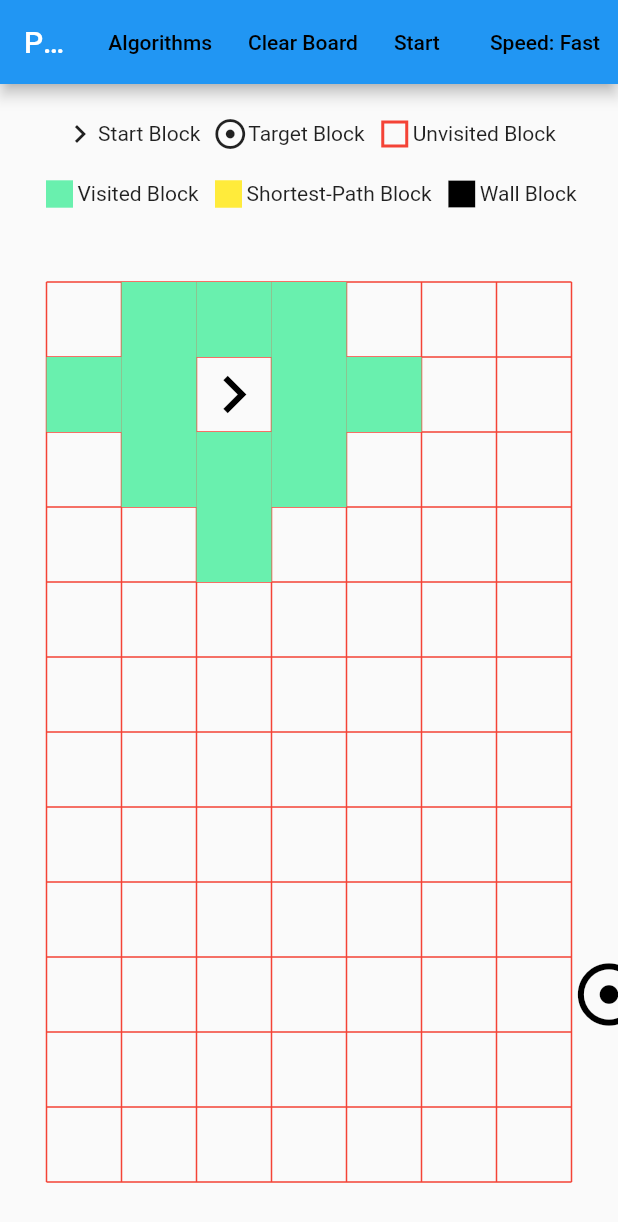
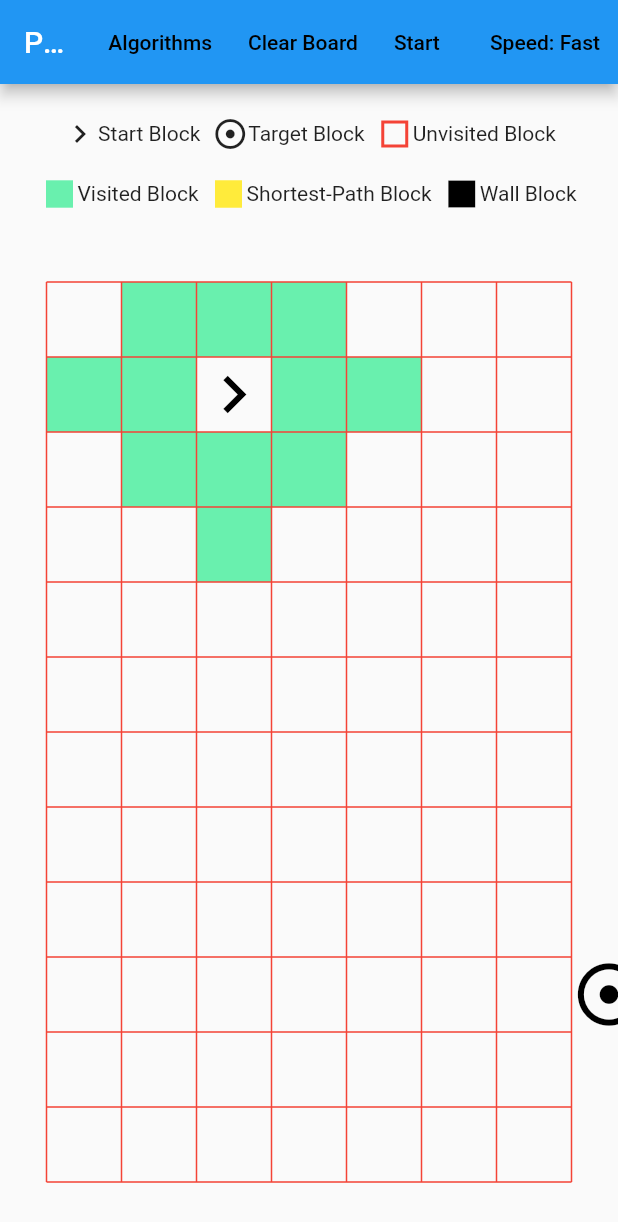
Before and after one commit to nowhh01/pathfinding-visualizer, a Flutter app: the screen it shows after launch, after a tap on "Algorithms", after a tap on "Breadth-First Search", after a tap on "Start", on a phone screen of 412 x 824 dp. Shown: the top 1222 px of the screen. Run offline on Flutter 3.47's test engine with Material 2 defaults, Android fonts, the phone set to English and light mode, and no system bars; generated files the repository leaves out were written again.

Commit message:
change block animation

```diff
--- a/lib/src/pages/pathfinding/block.dart
+++ b/lib/src/pages/pathfinding/block.dart
@@ -1,16 +1,20 @@
 import 'package:flutter/material.dart';
-
-import '../../algorithms/breadth_first_search.dart';
 
 class AnimatedBlockWrapper extends StatefulWidget {
   final double width;
   final Offset offset;
   final int animationTimeInMillisec;
-  final NodeType nodeType;
+  final Color startingColor;
+  final Color endingColor;
 
-  const AnimatedBlockWrapper(
-      this.width, this.offset, this.nodeType, this.animationTimeInMillisec,
-      {super.key});
+  const AnimatedBlockWrapper({
+    super.key,
+    required this.width,
+    required this.offset,
+    required this.startingColor,
+    required this.endingColor,
+    required this.animationTimeInMillisec,
+  });
 
   @override
   State<AnimatedBlockWrapper> createState() => _AnimatedBlockWrapperState();
@@ -40,34 +44,13 @@ class _AnimatedBlockWrapperState extends State<AnimatedBlockWrapper>
 
   @override
   Widget build(BuildContext context) {
-    switch (widget.nodeType) {
-      case NodeType.searchedNode:
-        return AnimatedBlock(
-          controller: _controller,
-          width: widget.width,
-          offset: widget.offset,
-          color1: Colors.indigoAccent,
-          color2: Colors.greenAccent,
-        );
-      case NodeType.pathNode:
-        return AnimatedBlock(
-          controller: _controller,
-          width: widget.width,
-          offset: widget.offset,
-          color1: Colors.yellowAccent,
-          color2: Colors.yellowAccent,
-        );
-      case NodeType.wallNode:
-        return AnimatedBlock(
-          controller: _controller,
-          width: widget.width,
-          offset: widget.offset,
-          color1: Colors.grey,
-          color2: Colors.black,
-        );
-      default:
-        return Container();
-    }
+    return AnimatedBlock(
+      controller: _controller,
+      width: widget.width,
+      offset: widget.offset,
+      startingColor: widget.startingColor,
+      endingColor: widget.endingColor,
+    );
   }
 }
 
@@ -77,8 +60,8 @@ class AnimatedBlock extends AnimatedWidget {
     required Animation<double> controller,
     required double width,
     required Offset offset,
-    required Color color1,
-    required Color color2,
+    required Color startingColor,
+    required Color endingColor,
   })  : _size = SizeTween(
           begin: const Size(0.0, 0.0),
           end: Size(width * 1.2, width * 1.2),
@@ -87,8 +70,8 @@ class AnimatedBlock extends AnimatedWidget {
             parent: controller,
             curve: const Interval(
               0.0,
-              0.8,
-              curve: Curves.easeInToLinear,
+              0.7,
+              curve: Curves.linear,
             ),
           ),
         ),
@@ -101,20 +84,20 @@ class AnimatedBlock extends AnimatedWidget {
             curve: const Interval(
               0.8,
               1.0,
-              curve: Curves.easeInToLinear,
+              curve: Curves.linear,
             ),
           ),
         ),
-        color = ColorTween(
-          begin: color1,
-          end: color2,
+        _color = ColorTween(
+          begin: startingColor,
+          end: endingColor,
         ).animate(
           CurvedAnimation(
             parent: controller,
             curve: const Interval(
-              0.0,
+              0.2,
               1.0,
-              curve: Curves.easeInToLinear,
+              curve: Curves.easeInOutBack,
             ),
           ),
         ),
@@ -126,8 +109,8 @@ class AnimatedBlock extends AnimatedWidget {
             parent: controller,
             curve: const Interval(
               0.0,
-              0.8,
-              curve: Curves.easeInToLinear,
+              0.7,
+              curve: Curves.linear,
             ),
           ),
         ),
@@ -140,7 +123,20 @@ class AnimatedBlock extends AnimatedWidget {
             curve: const Interval(
               0.8,
               1.0,
-              curve: Curves.easeInToLinear,
+              curve: Curves.linear,
+            ),
+          ),
+        ),
+        _radius = Tween<double>(
+          begin: width / 4,
+          end: 0,
+        ).animate(
+          CurvedAnimation(
+            parent: controller,
+            curve: const Interval(
+              0.6,
+              0.8,
+              curve: Curves.easeInQuad,
             ),
           ),
         ),
@@ -150,7 +146,8 @@ class AnimatedBlock extends AnimatedWidget {
   final Animation<Size?> _sizeForSubtraction;
   final Animation<Offset> _offset;
   final Animation<Offset> _offsetForAddition;
-  final Animation<Color?> color;
+  final Animation<Color?> _color;
+  final Animation<double> _radius;
 
   @override
   Widget build(BuildContext context) {
@@ -162,9 +159,10 @@ class AnimatedBlock extends AnimatedWidget {
     return BlockPaint(
       size: size,
       sizeForSubtraction: sizeForSubtraction,
-      color: color.value!,
+      color: _color.value!,
       offset: offset,
       offsetForAddition: offsetForAddition,
+      radius: _radius.value,
     );
   }
 }
@@ -174,6 +172,7 @@ class BlockPaint extends StatelessWidget {
     super.key,
     required this.size,
     required this.offset,
+    this.radius = 0,
     this.color = Colors.black,
     this.icon,
     this.sizeForSubtraction = Size.zero,
@@ -186,6 +185,7 @@ class BlockPaint extends StatelessWidget {
   final Offset offset;
   final Offset offsetForAddition;
   final IconData? icon;
+  final double radius;
 
   @override
   Widget build(BuildContext context) {
@@ -193,6 +193,7 @@ class BlockPaint extends StatelessWidget {
       painter: BlockPainter(
           size.width - sizeForSubtraction.width,
           size.height - sizeForSubtraction.width,
+          radius,
           color,
           offset.dx + offsetForAddition.dx,
           offset.dy + offsetForAddition.dy,
@@ -208,8 +209,10 @@ class BlockPainter extends CustomPainter {
   final double xPos;
   final double yPos;
   final IconData? icon;
+  final double radius;
 
-  BlockPainter(this.width, this.height, this.color, this.xPos, this.yPos,
+  BlockPainter(
+      this.width, this.height, this.radius, this.color, this.xPos, this.yPos,
       [this.icon]);
 
   @override
@@ -227,9 +230,12 @@ class BlockPainter extends CustomPainter {
         ..strokeWidth = 5
         ..color = color
         ..style = PaintingStyle.fill;
-      final square = Rect.fromLTWH(xPos, yPos, width, height);
+      final rrect = RRect.fromRectAndRadius(
+        Rect.fromLTWH(xPos, yPos, width, height),
+        Radius.circular(radius),
+      );
 
-      canvas.drawRect(square, paint);
+      canvas.drawRRect(rrect, paint);
     }
   }
 
--- a/lib/src/pages/pathfinding/board_view.dart
+++ b/lib/src/pages/pathfinding/board_view.dart
@@ -34,31 +34,32 @@ class _BoardViewState extends State<BoardView> {
             _controller.getBlockCount(),
             (i) {
               final block = _controller.getBlock(i);
-              final (row, column) = block.rowColumn;
+              final offset = _getOffset(
+                block.row,
+                block.column,
+                width,
+                height,
+                _widthAdjuster,
+                _heightAdjuster,
+              );
 
               return AnimatedBlockWrapper(
                 key: ObjectKey(block),
-                width,
-                _getOffset(
-                  row,
-                  column,
-                  width,
-                  height,
-                  _widthAdjuster,
-                  _heightAdjuster,
-                ),
-                block.type,
-                _controller.animationTimeInMillisec,
+                width: width,
+                offset: offset,
+                startingColor: block.startingColor,
+                endingColor: block.endingColor,
+                animationTimeInMillisec: _controller.animationTimeInMillisec,
               );
             },
           );
 
           return CustomPaint(
-            painter: BoardPainter(
+            foregroundPainter: BoardPainter(
               width,
               height,
+              _widthAdjuster,
               _heightAdjuster,
-              _widthAdjuster,
             ),
             child: SizedBox(
               width: double.infinity,
@@ -104,8 +105,19 @@ class _BoardViewState extends State<BoardView> {
     final column = (details.localPosition.dx - _widthAdjuster) ~/
         _controller.blockSize.width;
 
-    if (_controller.getNodeType(row, column) == NodeType.none) {
-      _controller.setNodeType(row, column, NodeType.wallNode);
+    switch (_controller.getNodeType(row, column)) {
+      case NodeType.none:
+        _controller.changeNodeType(row, column, NodeType.wallNode);
+        break;
+      case NodeType.wallNode:
+        _controller.changeNodeType(row, column, NodeType.none);
+        break;
+      case NodeType.startingNode:
+      case NodeType.endingNode:
+      case NodeType.searchedNode:
+      case NodeType.pathNode:
+      default:
+        break;
     }
   }
 
@@ -125,11 +137,11 @@ class _BoardViewState extends State<BoardView> {
 class BoardPainter extends CustomPainter {
   final double _width;
   final double _height;
+  final double _widthAdjuster;
   final double _heightAdjuster;
-  final double _widthAdjuster;
 
   BoardPainter(
-      this._width, this._height, this._heightAdjuster, this._widthAdjuster);
+      this._width, this._height, this._widthAdjuster, this._heightAdjuster);
 
   @override
   void paint(Canvas canvas, Size size) {
@@ -165,4 +177,10 @@ class BoardPainter extends CustomPainter {
   bool shouldRepaint(covariant CustomPainter oldDelegate) {
     return false;
   }
+
+  @override
+  bool hitTest(Offset position) {
+    return position.dx - _widthAdjuster >= 0 &&
+        position.dy - _heightAdjuster >= 0;
+  }
 }
--- a/lib/src/pages/pathfinding/pathfinding_controller.dart
+++ b/lib/src/pages/pathfinding/pathfinding_controller.dart
@@ -5,15 +5,28 @@ import '../../algorithms/breadth_first_search.dart';
 enum SpeedType { fast, normal, slow }
 
 class Block {
-  Block(rowColumn, type)
-      : _rowColumn = rowColumn,
-        _type = type;
+  Block(int row, int column, NodeType type, Color startingColor,
+      Color endingColor)
+      : _row = row,
+        _column = column,
+        _type = type,
+        _startingColor = startingColor,
+        _endingColor = endingColor;
 
-  final (int, int) _rowColumn;
-  (int, int) get rowColumn => _rowColumn;
+  final int _row;
+  int get row => _row;
+
+  final int _column;
+  int get column => _column;
 
   final NodeType _type;
   NodeType get type => _type;
+
+  final Color _startingColor;
+  Color get startingColor => _startingColor;
+
+  final Color _endingColor;
+  Color get endingColor => _endingColor;
 }
 
 class PathfindingController extends ChangeNotifier {
@@ -44,15 +57,63 @@ class PathfindingController extends ChangeNotifier {
   Size get blockSize => _blockSize;
 
   NodeType getNodeType(int row, int column) => _graph.nodes[row][column].type;
-  void setNodeType(int row, int column, NodeType type) {
-    _graph.nodes[row][column].type = type;
-    _blocks.add(Block((row, column), type));
+  void changeNodeType(int row, int column, NodeType newType) {
+    final node = _graph.nodes[row][column];
+    if (node.type != newType) {
+      node.type = newType;
 
-    notifyListeners();
+      switch (newType) {
+        case NodeType.none:
+          for (var i = 0; i < _blocks.length; ++i) {
+            if (_blocks[i].row == row && _blocks[i].column == column) {
+              _blocks.removeAt(i);
+              break;
+            }
+          }
+
+          break;
+        case NodeType.wallNode:
+          final (startingColor, endingColor) =
+              getStartingAndEndingColors(newType);
+          _blocks.add(Block(
+            row,
+            column,
+            newType,
+            startingColor,
+            endingColor,
+          ));
+          break;
+        case NodeType.startingNode:
+        case NodeType.endingNode:
+        case NodeType.searchedNode:
+        case NodeType.pathNode:
+        default:
+          break;
+      }
+
+      notifyListeners();
+    }
+  }
+
+  (Color, Color) getStartingAndEndingColors(NodeType type) {
+    switch (type) {
+      case NodeType.searchedNode:
+        return (Colors.indigoAccent, Colors.greenAccent);
+      case NodeType.pathNode:
+        return (Colors.yellowAccent, Colors.yellowAccent);
+      case NodeType.wallNode:
+        return (Colors.grey, Colors.black);
+      default:
+        throw Exception('$type is not defined in getStartingAndEndingColors');
+    }
   }
 
   Block getBlock(int index) => _blocks[index];
   int getBlockCount() => _blocks.length;
+
+  void removeBlock(Block block) {
+    _blocks.remove(block);
+  }
 
   void resetGraph() {
     _graph = Graph(rowCount, columnCount);
@@ -62,7 +123,14 @@ class PathfindingController extends ChangeNotifier {
   }
 
   Future<void> update(Node node) async {
-    _blocks.add(Block((node.row, node.column), node.type));
+    final (startingColor, endingColor) = getStartingAndEndingColors(node.type);
+    _blocks.add(Block(
+      node.row,
+      node.column,
+      node.type,
+      startingColor,
+      endingColor,
+    ));
 
     notifyListeners();
 
```
